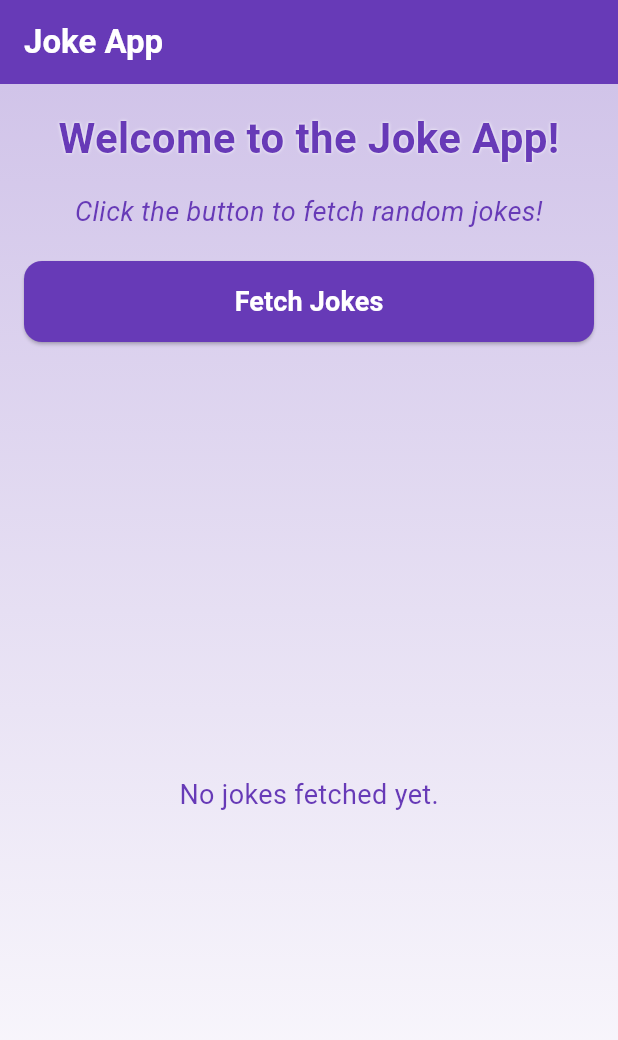
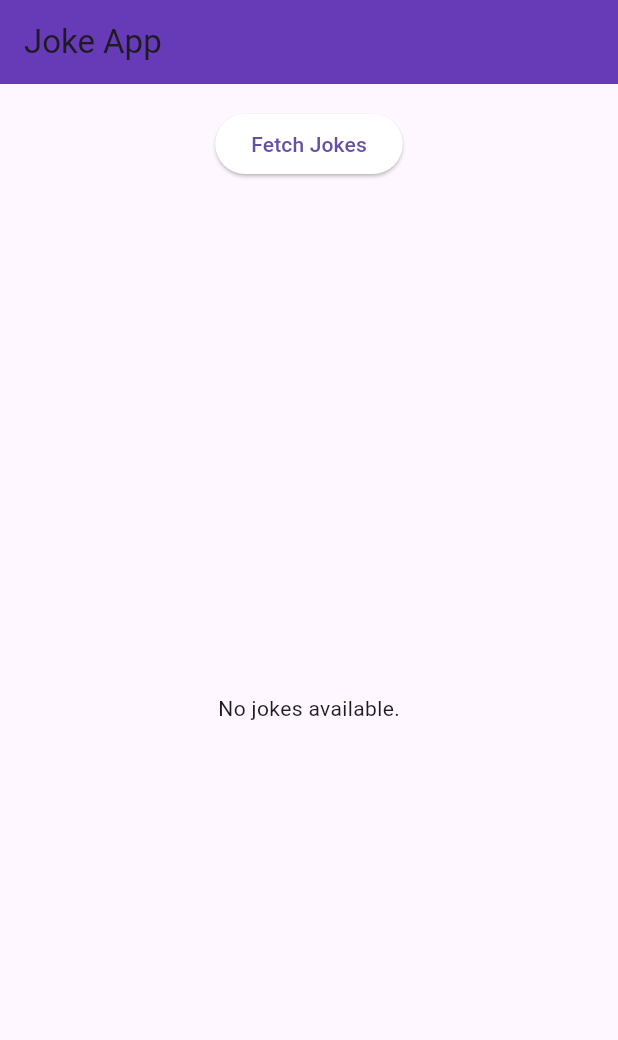
Before and after one commit to WAJAMASARA/JokeApp, a Flutter app: the screen it shows after launch, on a phone screen of 412 x 824 dp. Shown: the top 1040 px of the screen. Run offline on Flutter 3.47's test engine with Material 3 defaults, Android fonts, the phone set to English and light mode, and no system bars; our stand-ins replace dio, shared_preferences.

```diff
--- a/lib/main.dart
+++ b/lib/main.dart
@@ -11,7 +11,7 @@ class MyApp extends StatelessWidget {
   Widget build(BuildContext context) {
     return MaterialApp(
       title: 'Joke App',
-      theme: ThemeData(primarySwatch: Colors.deepPurple), // Updated color scheme
+      theme: ThemeData(primarySwatch: Colors.deepPurple),
       home: const JokeListPage(),
     );
   }
@@ -26,15 +26,28 @@ class JokeListPage extends StatefulWidget {
 }
 
 class _JokeListPageState extends State<JokeListPage> {
-  final JokeService _jokeService = JokeService(); // Handles joke fetching logic
-  List<Map<String, dynamic>> _jokesRaw = []; // List to store fetched jokes
-  bool _isLoading = false; // Loading indicator
+  final JokeService _jokeService = JokeService();
+  List<Map<String, dynamic>> _jokes = [];
+  bool _isLoading = false;
 
-  /// Fetches jokes from the service and updates the UI.
+  @override
+  void initState() {
+    super.initState();
+    _loadCachedJokes();
+  }
+
+  /// Loads cached jokes and displays them.
+  Future<void> _loadCachedJokes() async {
+    final cachedJokes = await _jokeService.getCachedJokes();
+    setState(() => _jokes = cachedJokes);
+  }
+
+  /// Fetches jokes from the API and updates the UI.
   Future<void> _fetchJokes() async {
     setState(() => _isLoading = true);
     try {
-      _jokesRaw = await _jokeService.fetchJokesRaw();
+      final jokes = await _jokeService.fetchAndCacheJokes();
+      setState(() => _jokes = jokes);
     } catch (e) {
       ScaffoldMessenger.of(context).showSnackBar(
         SnackBar(content: Text('Failed to fetch jokes: $e')),
@@ -48,73 +61,21 @@ class _JokeListPageState extends State<JokeListPage> {
   Widget build(BuildContext context) {
     return Scaffold(
       appBar: AppBar(
-        title: const Text(
-          'Joke App',
-          style: TextStyle(
-            fontWeight: FontWeight.bold,
-            color: Colors.white,
+        title: const Text('Joke App'),
+        backgroundColor: Colors.deepPurple,
       ),
-        ),
-        backgroundColor: Colors.deepPurple, // Unified color scheme
-      ),
-      body: Container(
-        decoration: BoxDecoration(
-          gradient: LinearGradient(
-            begin: Alignment.topCenter,
-            end: Alignment.bottomCenter,
-            colors: [Colors.deepPurple.shade100, Colors.white], // Smooth gradient
-          ),
-        ),
-        child: Padding(
+      body: Padding(
         padding: const EdgeInsets.all(16.0),
         child: Column(
-            crossAxisAlignment: CrossAxisAlignment.stretch,
           children: [
-              // Welcome Text
-              const Text(
-                'Welcome to the Joke App!',
-                style: TextStyle(
-                  fontSize: 28,
-                  fontWeight: FontWeight.bold,
-                  color: Colors.deepPurple,
-                  shadows: [Shadow(color: Colors.white, blurRadius: 2)],
-                ),
-                textAlign: TextAlign.center,
-              ),
-              const SizedBox(height: 16),
-              // Instructions Text
-              const Text(
-                'Click the button to fetch random jokes!',
-                style: TextStyle(
-                  fontSize: 18,
-                  fontWeight: FontWeight.w400,
-                  fontStyle: FontStyle.italic,
-                  color: Colors.deepPurple,
-                ),
-                textAlign: TextAlign.center,
-              ),
-              const SizedBox(height: 20),
-              // Fetch Jokes Button
             ElevatedButton(
               onPressed: _fetchJokes,
               style: ElevatedButton.styleFrom(
-                  backgroundColor: Colors.deepPurple,
-                  padding: const EdgeInsets.symmetric(vertical: 14),
-                  shape: RoundedRectangleBorder(
-                    borderRadius: BorderRadius.circular(12),
+                backgroundColor: Colors.white,
               ),
+              child: const Text('Fetch Jokes'),
             ),
-                child: const Text(
-                  'Fetch Jokes',
-                  style: TextStyle(
-                    fontSize: 18,
-                    fontWeight: FontWeight.bold,
-                    color: Colors.white,
-                  ),
-                ),
-              ),
-              const SizedBox(height: 24),
-              // Joke List or Loading Indicator
+            const SizedBox(height: 16),
             Expanded(
               child: _isLoading
                   ? const Center(child: CircularProgressIndicator())
@@ -123,43 +84,72 @@ class _JokeListPageState extends State<JokeListPage> {
           ],
         ),
       ),
-      ),
     );
   }
 
-  /// Builds a list of jokes to display.
+  /// Builds a list of jokes to display with enhanced UI.
   Widget _buildJokeList() {
-    if (_jokesRaw.isEmpty) {
+    if (_jokes.isEmpty) {
       return const Center(
-        child: Text(
-          'No jokes fetched yet.',
-          style: TextStyle(fontSize: 18, color: Colors.deepPurple),
-        ),
+        child: Text('No jokes available.'),
       );
     }
 
     return ListView.builder(
-      itemCount: _jokesRaw.length,
+      itemCount: _jokes.length,
       itemBuilder: (context, index) {
-        final joke = _jokesRaw[index];
-
-        // Render joke based on its type.
+        final joke = _jokes[index];
         final isTwoPart = joke['type'] == 'twopart';
         final jokeText = isTwoPart
-            ? '${joke['setup']}\n\n${joke['delivery']}' // Two-part joke
-            : joke['joke']; // Single-line joke
+            ? '${joke['setup']}\n\n${joke['delivery']}'
+            : joke['joke'];
 
         return Card(
-          margin: const EdgeInsets.only(bottom: 16),
+          margin: const EdgeInsets.symmetric(vertical: 8),
+          shape: RoundedRectangleBorder(
+            borderRadius: BorderRadius.circular(16.0),
+          ),
           elevation: 4,
-          shape: RoundedRectangleBorder(
-            borderRadius: BorderRadius.circular(12),
-          ),
+          child: InkWell(
+            onTap: () {
+              // Optional: Add interaction, like showing a detailed view.
+            },
             child: Padding(
               padding: const EdgeInsets.all(16.0),
-            child: Text(
-              jokeText,
-              style: const TextStyle(fontSize: 16, color: Colors.black87),
+              child: Column(
+                crossAxisAlignment: CrossAxisAlignment.start,
+                children: [
+                  if (isTwoPart)
+                    Text(
+                      joke['setup'] ?? '',
+                      style: const TextStyle(
+                        fontSize: 16,
+                        fontWeight: FontWeight.bold,
+                        color: Colors.deepPurple,
+                      ),
+                    ),
+                  if (isTwoPart)
+                    const SizedBox(height: 8),
+                  Text(
+                    isTwoPart ? joke['delivery'] ?? '' : jokeText,
+                    style: const TextStyle(
+                      fontSize: 14,
+                      fontWeight: FontWeight.normal,
+                      color: Colors.black87,
+                    ),
+                  ),
+                  const SizedBox(height: 16),
+                  Row(
+                    mainAxisAlignment: MainAxisAlignment.end,
+                    children: const [
+                      Icon(
+                        Icons.emoji_emotions_outlined,
+                        color: Colors.deepPurple,
+                      ),
+                    ],
+                  ),
+                ],
+              ),
             ),
           ),
         );
--- a/pubspec.yaml
+++ b/pubspec.yaml
@@ -36,6 +36,8 @@ dependencies:
   # Use with the CupertinoIcons class for iOS style icons.
   cupertino_icons: ^1.0.8
   dio: ^5.7.0
+  shared_preferences: ^2.1.2
+  connectivity_plus: ^4.0.1
 
 dev_dependencies:
   flutter_test:
@@ -46,7 +48,7 @@ dev_dependencies:
   # activated in the `analysis_options.yaml` file located at the root of your
   # package. See that file for information about deactivating specific lint
   # rules and activating additional ones.
-  flutter_lints: ^4.0.0
+  flutter_lints: ^5.0.0
 
 # For information on the generic Dart part of this file, see the
 # following page: https://dart.dev/tools/pub/pubspec
```
Also changed, not shown: lib/joke_service.dart (+34 -18 lines), pubspec.lock, 3 other files. Lines whose indentation alone changed are shown as unchanged.
